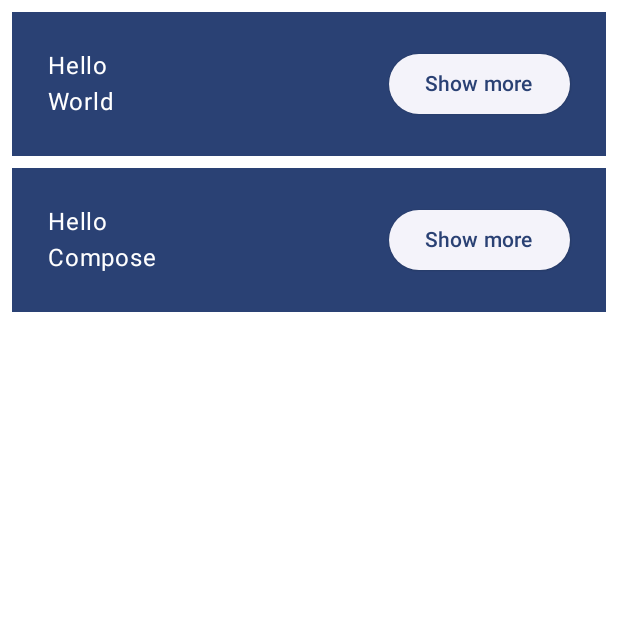
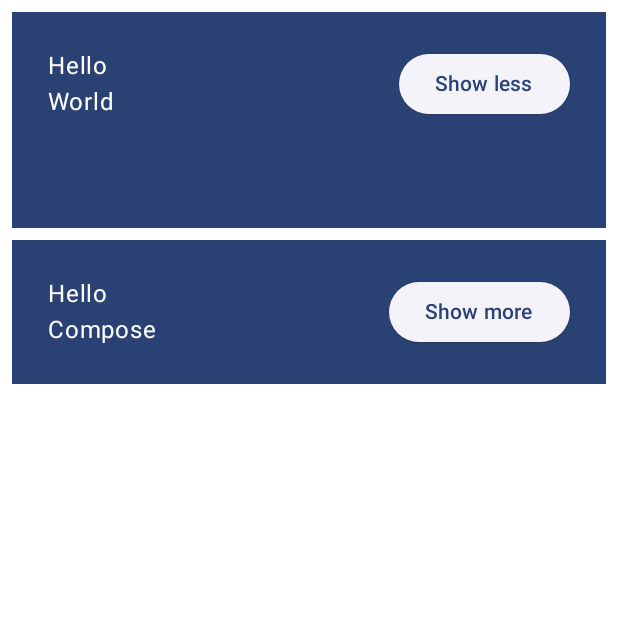
Before and after one commit to Ji4017/ComposeCodelab, an Android app built with Jetpack Compose: the screen it shows after launch (MainActivity), after a tap on "Show more", on a phone screen of 412 x 824 dp, the top half of it. Run offline under Robolectric (Android 15) with nearby library versions, the phone set to English and light mode, and no system bars.

Commit message:
feat: 상태 변경

```diff
--- a/app/src/main/java/com/example/composecodelab/MainActivity.kt
+++ b/app/src/main/java/com/example/composecodelab/MainActivity.kt
@@ -25,6 +25,8 @@ import androidx.compose.material3.MaterialTheme
 import androidx.compose.material3.Surface
 import androidx.compose.material3.Text
 import androidx.compose.runtime.Composable
+import androidx.compose.runtime.mutableStateOf
+import androidx.compose.runtime.remember
 import androidx.compose.ui.Modifier
 import androidx.compose.ui.tooling.preview.Preview
 import androidx.compose.ui.unit.dp
@@ -56,19 +58,25 @@ fun MyApp(
 
 @Composable
 fun Greeting(name: String, modifier: Modifier = Modifier) {
+    val expanded = remember { mutableStateOf(false) }
+    val extraPadding = if (expanded.value) 48.dp else 0.dp
     Surface(
         color = MaterialTheme.colorScheme.primary,
         modifier = modifier.padding(vertical = 4.dp, horizontal = 8.dp)
     ) {
         Row(modifier = Modifier.padding(24.dp)) {
-            Column(modifier = Modifier.weight(1f)) {
+            Column(
+                modifier = Modifier
+                    .weight(1f)
+                    .padding(bottom = extraPadding)
+            ) {
                 Text(text = "Hello ")
                 Text(text = name)
             }
             ElevatedButton(
-                onClick = { /* TODO */ }
+                onClick = { expanded.value = !expanded.value }
             ) {
-                Text("Show more")
+                Text(if (expanded.value) "Show less" else "Show more")
             }
         }
     }
```
